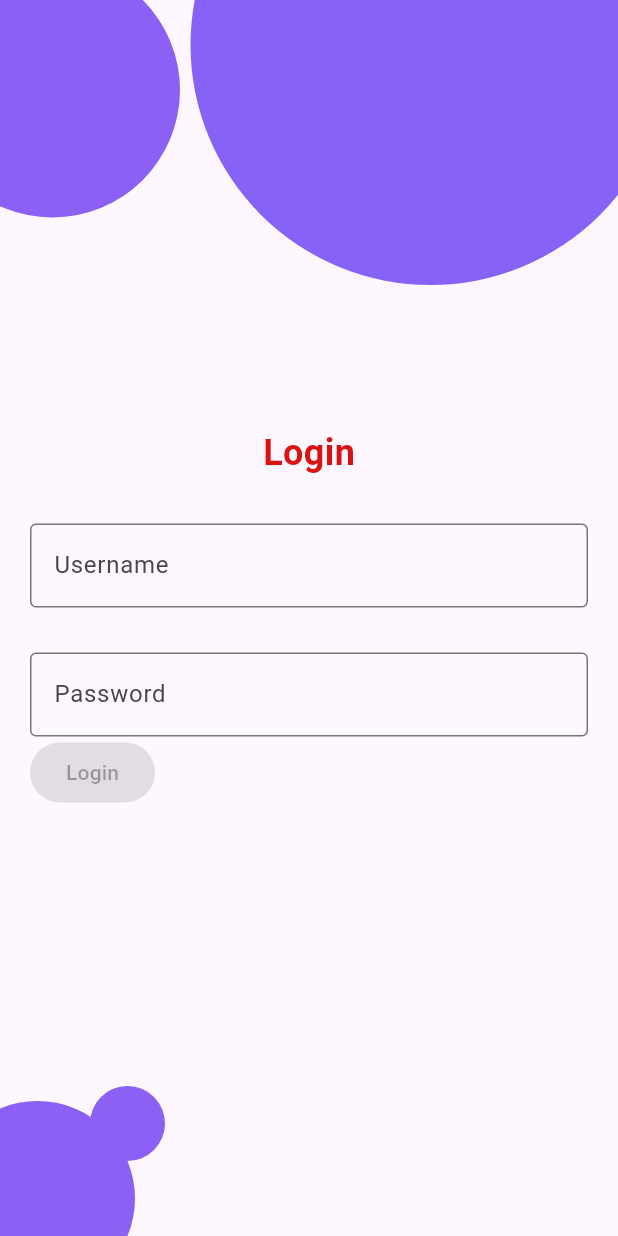
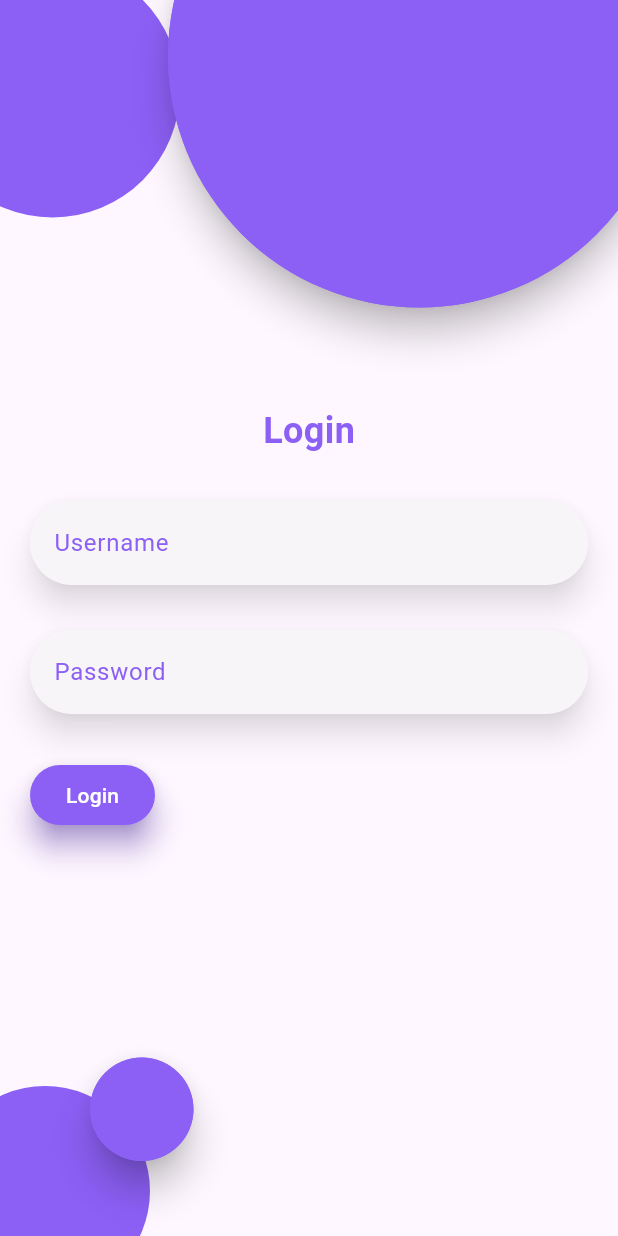
Before and after one commit to Sye0x/Demo-Virtual-Pre-School, a Flutter app: the screen it shows after launch, on a phone screen of 412 x 824 dp. Run offline on Flutter 3.47's test engine with Material 3 defaults, Android fonts, the light colour scheme and no system bars.

Commit message:
Designing

```diff
--- a/lib/loginscreen/loginscreen.dart
+++ b/lib/loginscreen/loginscreen.dart
@@ -7,11 +7,50 @@ class LoginScreen extends StatelessWidget {
 
   @override
   Widget build(BuildContext context) {
+    Widget buildCircle(double size, int color) {
+      return Container(
+        width: size,
+        height: size,
+        decoration: BoxDecoration(color: Color(color), shape: BoxShape.circle),
+      );
+    }
+
     return Center(
       // Added Center widget
-      child: Container(
-        padding: const EdgeInsets.all(20), // Added padding
-        child: LoginWidgets(),
+      child:
+      // Added padding
+      Stack(
+        children: [
+          // Background circles
+          Positioned(top: -25, left: -50, child: buildCircle(170, 0xFF8C5FF5)),
+          Positioned(
+            top: -130,
+            right: -35,
+            child: PhysicalModel(
+              elevation: 10.0,
+              color: Color(0xFF8C5FF5),
+              shape: BoxShape.circle,
+              child: buildCircle(335, 0xFF8C5FF5),
+            ),
+          ),
+
+          Positioned(
+            bottom: -40,
+            left: -40,
+            child: buildCircle(140, 0xFF8C5FF5),
+          ),
+          Positioned(
+            bottom: 50,
+            left: 60,
+            child: PhysicalModel(
+              elevation: 10.0,
+              color: Color(0xFF8C5FF5),
+              shape: BoxShape.circle,
+              child: buildCircle(69, 0xFF8C5FF5),
+            ),
+          ),
+          Container(padding: EdgeInsets.all(20), child: LoginWidgets()),
+        ],
       ),
     );
   }
--- a/lib/loginscreen/loginwidgets.dart
+++ b/lib/loginscreen/loginwidgets.dart
@@ -12,26 +12,67 @@ class LoginWidgets extends StatelessWidget {
         Text(
           "Login",
           style: TextStyle(
-            color: Color.fromARGB(255, 218, 18, 18),
+            color: Color(0xFF8C5FF5),
             fontSize: 24, // Added font size
             fontWeight: FontWeight.bold, // Added font weight
           ),
         ),
         SizedBox(height: 30),
-        TextField(
-          decoration: InputDecoration(
-            labelText: "Username",
-            border: OutlineInputBorder(),
+        Material(
+          elevation: 8.0,
+          shadowColor: Colors.black54,
+          borderRadius: BorderRadius.circular(55),
+          child: TextField(
+            decoration: InputDecoration(
+              labelText: "Username",
+
+              labelStyle: TextStyle(
+                color: Color(0xFF8C5FF5),
+              ), // Added label color
+              fillColor: const Color.fromARGB(202, 245, 245, 245),
+              filled: true,
+              border: OutlineInputBorder(
+                borderRadius: BorderRadius.circular(55),
+                borderSide: BorderSide.none,
+              ),
+            ),
           ),
         ),
         SizedBox(height: 30), // Added spacing
-        TextField(
-          decoration: InputDecoration(
-            labelText: "Password",
-            border: OutlineInputBorder(),
+        Material(
+          elevation: 8.0,
+          shadowColor: Colors.black54,
+          borderRadius: BorderRadius.circular(55),
+          child: TextField(
+            decoration: InputDecoration(
+              labelText: "Password",
+              labelStyle: TextStyle(
+                color: Color(0xFF8C5FF5),
+              ), // Added label color
+              fillColor: const Color.fromARGB(202, 245, 245, 245),
+              filled: true,
+              border: OutlineInputBorder(
+                borderRadius: BorderRadius.circular(55),
+                borderSide: BorderSide.none,
+              ),
+            ),
           ),
         ),
-        Row(children: [ElevatedButton(onPressed: null, child: Text("Login"))]),
+        SizedBox(height: 30),
+        Row(
+          children: [
+            ElevatedButton(
+              onPressed: () {},
+              style: ElevatedButton.styleFrom(
+                backgroundColor: Color(0xFF8C5FF5),
+                foregroundColor: Color(0xFFFFFFFF),
+                elevation: 8,
+                shadowColor: Color(0xFF8C5FF5),
+              ),
+              child: Text("Login"),
+            ),
+          ],
+        ),
       ],
     );
   }
--- a/lib/main.dart
+++ b/lib/main.dart
@@ -12,13 +12,6 @@ class MyApp extends StatelessWidget {
   @override
   Widget build(BuildContext context) {
     // Helper method to build circles
-    Widget buildCircle(double size, int color) {
-      return Container(
-        width: size,
-        height: size,
-        decoration: BoxDecoration(color: Color(color), shape: BoxShape.circle),
-      );
-    }
 
     return MaterialApp(
       debugShowCheckedModeBanner: false,
@@ -26,32 +19,7 @@ class MyApp extends StatelessWidget {
       home: Scaffold(
         resizeToAvoidBottomInset:
             false, // Prevent resizing when keyboard appears
-        body: Stack(
-          children: [
-            // Background circles
-            Positioned(
-              top: -25,
-              left: -50,
-              child: buildCircle(170, 0xFF8C5FF5),
-            ),
-            Positioned(
-              top: -130,
-              right: -35,
-              child: buildCircle(320, 0xEB7D55F5),
-            ),
-            Positioned(
-              bottom: -40,
-              left: -40,
-              child: buildCircle(130, 0xFF8C5FF5),
-            ),
-            Positioned(
-              bottom: 50,
-              left: 60,
-              child: buildCircle(50, 0xFF8C5FF5),
-            ),
-            const LoginScreen(), // Fixed casing
-          ],
-        ),
+        body: const LoginScreen(), // Fixed casing
       ),
     );
   }
```
